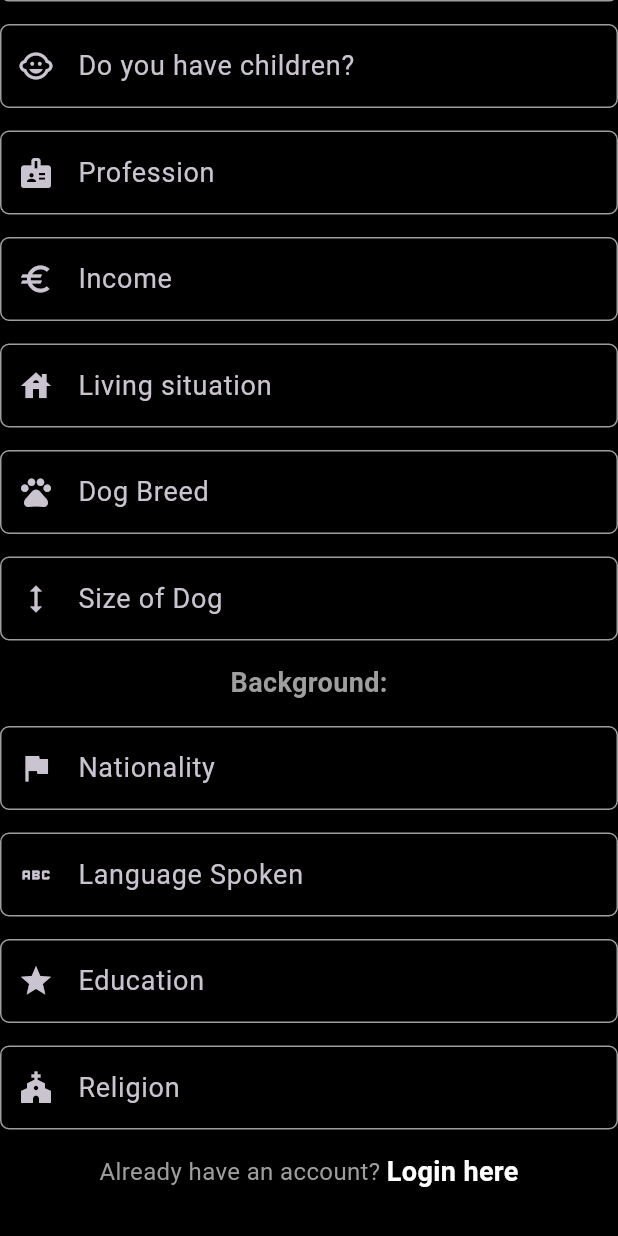
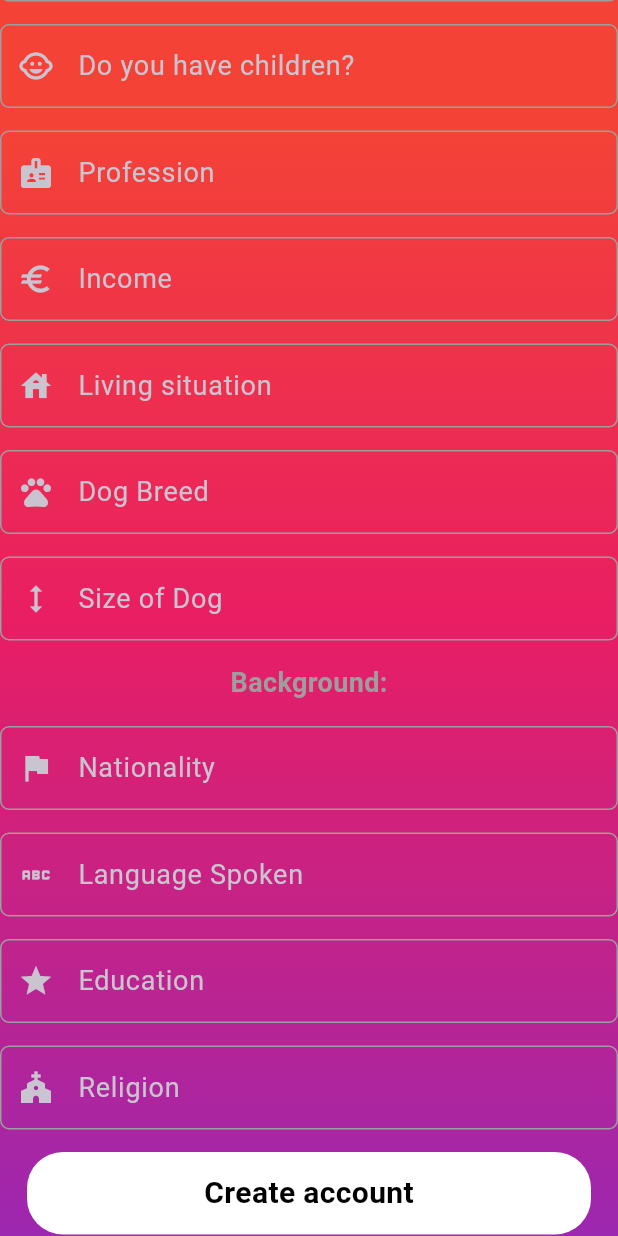
Before and after one commit to KindPlayer2/pawfect_match, a Flutter app: the RegistraionScreen screen opened directly, scrolled down 1418 dp, on a phone screen of 412 x 824 dp. Run offline on Flutter 3.47's test engine with Material 3 defaults, Android fonts, the phone set to English and light mode, and no system bars; our stand-ins replace get, image_picker.

Commit message:
added the gradient styling, and create account button

```diff
--- a/lib/authenticationScreen/registration_screen.dart
+++ b/lib/authenticationScreen/registration_screen.dart
@@ -55,7 +55,24 @@ class _RegistraionScreenState extends State<RegistraionScreen> {
   @override
   Widget build(BuildContext context) {
     return Scaffold(
-      body: SingleChildScrollView(
+       body: Container(
+        decoration: const BoxDecoration(
+          gradient: LinearGradient(
+            begin: Alignment.topCenter,
+            end: Alignment.bottomCenter,
+            colors: [
+              Colors.red, // Start color
+              Colors.pink, // Middle color
+              Colors.purple, // End color
+            ],
+            stops: [
+              0.1,
+              0.5,
+              1.2,
+            ], // Adjust these stops for the distribution of colors
+          ),
+        ),
+        child: SingleChildScrollView(
           child: Center(
             child: Column(
               children: [
@@ -487,6 +504,37 @@ class _RegistraionScreenState extends State<RegistraionScreen> {
                   height: 15,
                 ),
 
+                Container(
+                  width: MediaQuery.of(context).size.width - 36,
+                  height: 55,
+                  decoration: const BoxDecoration(
+                    color: Colors.white,
+                    borderRadius: BorderRadius.all(
+                      Radius.circular(24),
+                    ),
+                  ),
+                  child: InkWell(
+                    onTap: () {
+                      // Define the action to be taken when the login button is tapped
+                    },
+                    child: const Center(
+                      child: Text(
+                        "Create account",
+                        style: TextStyle(
+                          fontSize: 20,
+                          color: Colors.black,
+                          fontWeight: FontWeight.bold,
+                        ),
+                      ),
+                    ),
+                  ),
+                ),
+
+                const SizedBox(
+                  height: 15,
+                ),
+
+
                 //Button to Register a new account
                 Row(
                   mainAxisAlignment: MainAxisAlignment.center,
@@ -521,6 +569,7 @@ class _RegistraionScreenState extends State<RegistraionScreen> {
                   height: 15,
                 ),
 
+
                 //Loading bar
                 showProgressBar == true ? CircularProgressIndicator(
                   valueColor: AlwaysStoppedAnimation<Color>(Colors.pink),
@@ -534,6 +583,7 @@ class _RegistraionScreenState extends State<RegistraionScreen> {
             ),
           ),
         )
+      )
     );
   }
 }
```
Also changed, not shown: lib/authenticationScreen/login_screen.dart (+73 -85 lines), images/logo.png. Lines whose indentation alone changed are shown as unchanged.
